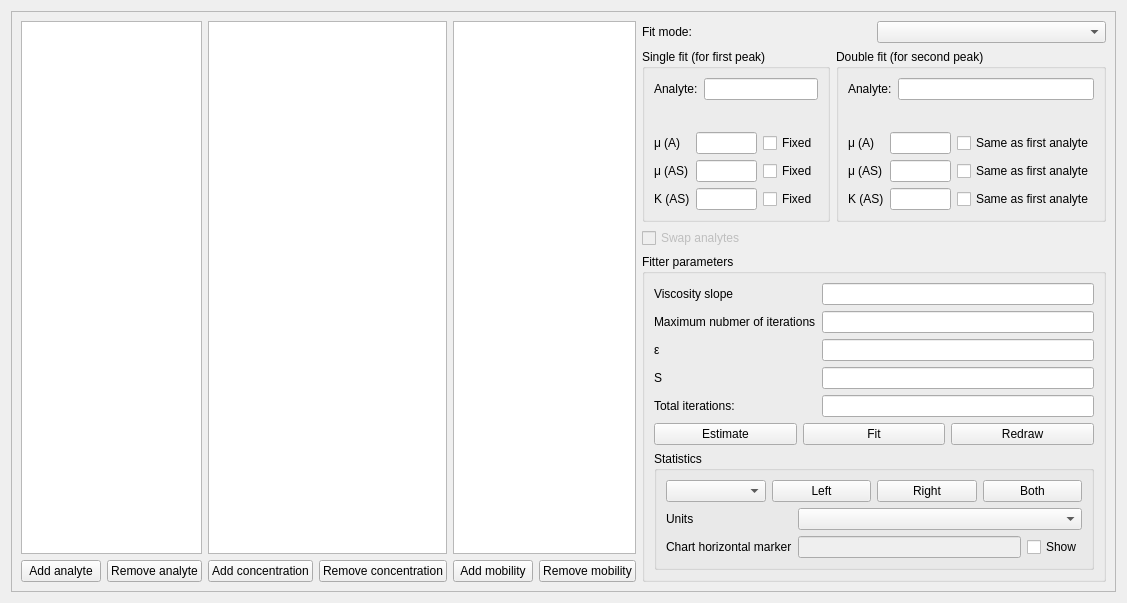
Before: the Qt Designer form src/gui/hyperbolefitwidget.ui in echmet/CEval, drawn with Qt 5.
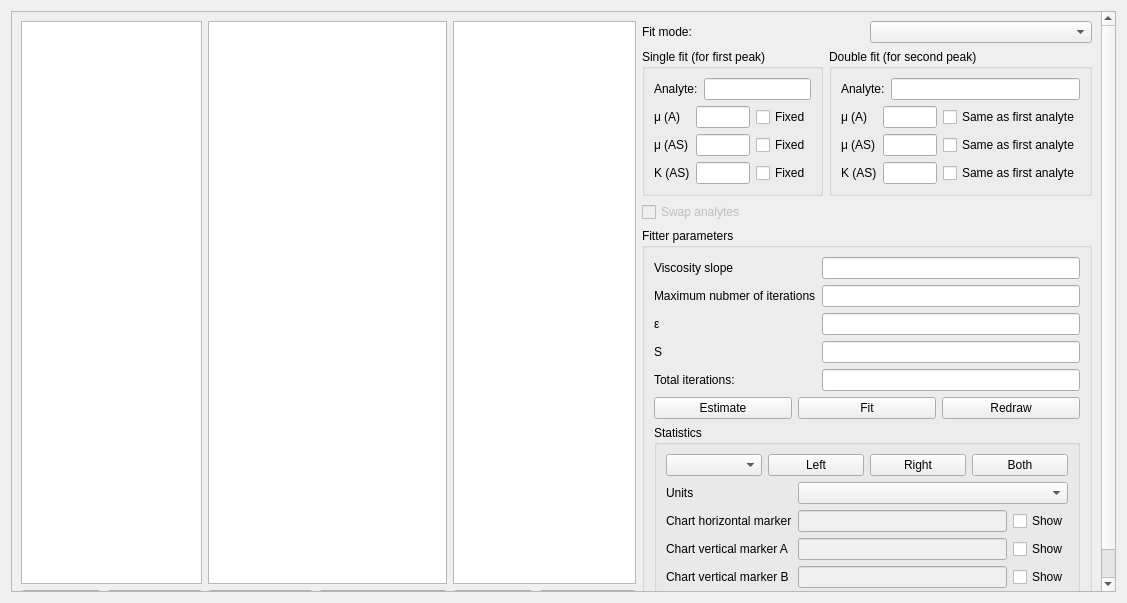
After: the same form once the commit is applied. Custom widgets are drawn as their Qt base class.

Commit message: - Add untracked file - Add vertical markers GUI elements

```diff
--- a/src/gui/hyperbolefitwidget.ui
+++ b/src/gui/hyperbolefitwidget.ui
@@ -518,6 +518,38 @@
                </item>
                <item>
                 <layout class="QGridLayout" name="gridLayout_5">
+                 <item row="2" column="0">
+                  <widget class="QLabel" name="ql_chartVerticalMarkerA">
+                   <property name="text">
+                    <string>Chart vertical marker A</string>
+                   </property>
+                  </widget>
+                 </item>
+                 <item row="2" column="1">
+                  <layout class="QHBoxLayout" name="horizontalLayout_10">
+                   <item>
+                    <widget class="QLineEdit" name="qle_chartVerticalMarkerA">
+                     <property name="enabled">
+                      <bool>false</bool>
+                     </property>
+                    </widget>
+                   </item>
+                   <item>
+                    <widget class="QCheckBox" name="qcb_chartVerticalMarkerA">
+                     <property name="text">
+                      <string>Show</string>
+                     </property>
+                    </widget>
+                   </item>
+                  </layout>
+                 </item>
+                 <item row="3" column="0">
+                  <widget class="QLabel" name="ql_chartVerticalMarkerB">
+                   <property name="text">
+                    <string>Chart vertical marker B</string>
+                   </property>
+                  </widget>
+                 </item>
                  <item row="0" column="0">
                   <widget class="QLabel" name="ql_statUnits">
                    <property name="text">
@@ -556,6 +588,24 @@
                    </item>
                   </layout>
                  </item>
+                 <item row="3" column="1">
+                  <layout class="QHBoxLayout" name="horizontalLayout_11">
+                   <item>
+                    <widget class="QLineEdit" name="qle_chartVerticalMarkerB">
+                     <property name="enabled">
+                      <bool>false</bool>
+                     </property>
+                    </widget>
+                   </item>
+                   <item>
+                    <widget class="QCheckBox" name="qcb_chartVerticalMarkerB">
+                     <property name="text">
+                      <string>Show</string>
+                     </property>
+                    </widget>
+                   </item>
+                  </layout>
+                 </item>
                 </layout>
                </item>
               </layout>
```
